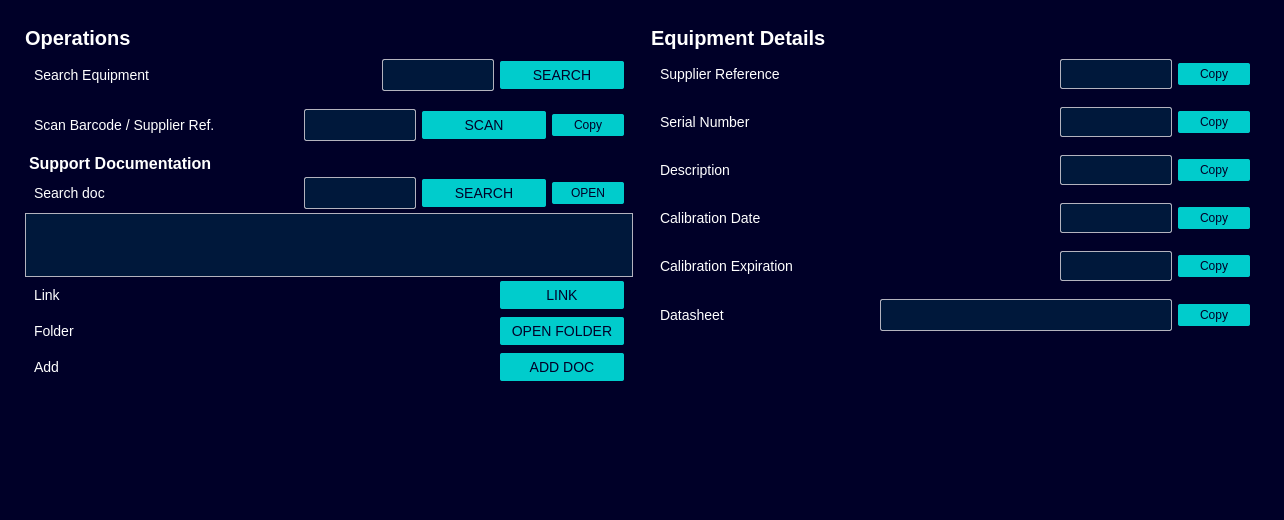
First picture: the form in src/gui/designer/gui_equipments.ui, repository candeiassantiago393-spec/StockTracker, before the edit.
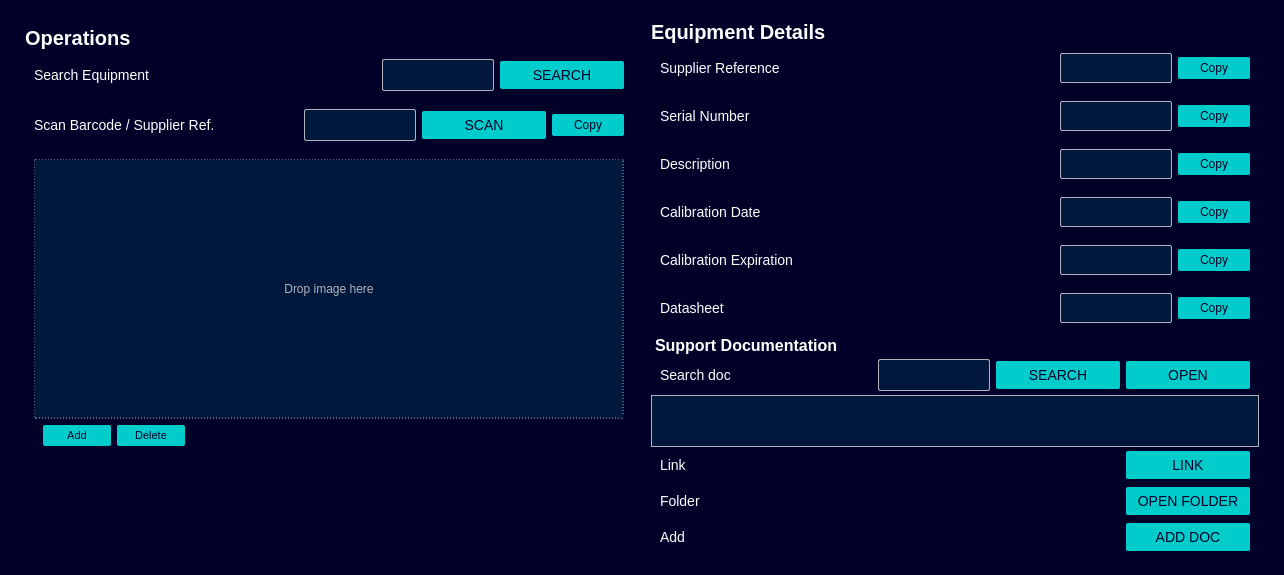
Second picture: the form after the edit.

Commit message:
feat: equipment images, catalog previews, and support docs UX
Add manual equipment image linking with drag-and-drop, show Mouser catalog images on Components search, and refine Support Documentation inline search. Sync Designer package and update docs.

Patch:
```diff
--- a/src/gui/designer/gui_equipments.ui
+++ b/src/gui/designer/gui_equipments.ui
@@ -236,83 +236,59 @@
           </item>
 
           <item row="3" column="0" colspan="2">
-           <widget class="QLabel" name="label_support_docs">
-            <property name="styleSheet">
+           <widget class="QWidget" name="equipment_image_panel" native="true">
+            <layout class="QVBoxLayout" name="layout_equipment_image_panel">
+             <property name="spacing"><number>6</number></property>
+             <property name="topMargin"><number>9</number></property>
+             <property name="rightMargin"><number>9</number></property>
+             <property name="bottomMargin"><number>9</number></property>
+             <item>
+              <widget class="QLabel" name="equipment_image_preview">
+               <property name="minimumSize"><size><width>300</width><height>260</height></size></property>
+               <property name="sizePolicy">
+                <sizepolicy hsizetype="Preferred" vsizetype="Expanding">
+                 <horstretch>0</horstretch>
+                 <verstretch>1</verstretch>
+                </sizepolicy>
+               </property>
+               <property name="toolTip"><string>Drag and drop an image file here</string></property>
+               <property name="alignment"><set>Qt::AlignmentFlag::AlignCenter</set></property>
+               <property name="styleSheet">
    <string notr="true">
 QLabel {
-    font-size: 16px;
-    font-weight: bold;
-    padding-top: 4px;
-}
-</string>
-            </property>
-            <property name="text"><string>Support Documentation</string></property>
-           </widget>
-          </item>
-          <item row="4" column="0" colspan="2">
-           <widget class="QWidget" name="row_doc_search_entry" native="true">
-            <layout class="QHBoxLayout" name="layout_doc_search_entry">
-             <property name="spacing"><number>6</number></property>
-             <property name="topMargin"><number>4</number></property>
-             <property name="rightMargin"><number>9</number></property>
-             <property name="bottomMargin"><number>4</number></property>
-             <item>
-              <widget class="QLabel" name="label_doc_search_entry">
-               <property name="minimumSize"><size><width>74</width><height>0</height></size></property>
-               <property name="sizePolicy">
-                <sizepolicy hsizetype="Minimum" vsizetype="Preferred">
-                 <horstretch>0</horstretch>
-                 <verstretch>0</verstretch>
-                </sizepolicy>
-               </property>
-               <property name="text"><string>Search doc</string></property>
-              </widget>
-
-             </item>
-             <item>
-              <widget class="QLineEdit" name="doc_search_entry">
-               <property name="sizePolicy">
-                <sizepolicy hsizetype="Fixed" vsizetype="Fixed">
-                 <horstretch>0</horstretch>
-                 <verstretch>0</verstretch>
-                </sizepolicy>
-               </property>
-               <property name="styleSheet">
-   <string notr="true">
-QLineEdit {
-    min-width: 100px;
-    max-width: 100px;
-    max-height: 18px;
-    padding: 5px;
-    padding-bottom: 7px;
-    margin-top: 0px;
+    border: 1px dashed #B3B3BE;
     border-radius: 2px;
-    border: 1px solid #B3B3BE;
     background-color: #00183B;
-    color: #FFFFFF;
+    color: #B3B3BE;
+    font-size: 12px;
 }
-QLineEdit:hover {
-    background-color: #001F39;
-    border: 1px solid #00FFB9;
-}
 </string>
                </property>
+               <property name="text"><string>Drop image here</string></property>
               </widget>
              </item>
              <item>
-              <widget class="QPushButton" name="btn_doc_search">
-               <property name="minimumSize"><size><width>124</width><height>0</height></size></property>
-               <property name="styleSheet">
+              <widget class="QWidget" name="row_equipment_image_buttons" native="true">
+               <layout class="QHBoxLayout" name="layout_equipment_image_buttons">
+                <property name="spacing"><number>6</number></property>
+                <property name="topMargin"><number>0</number></property>
+                <property name="bottomMargin"><number>0</number></property>
+                <item>
+                 <widget class="QPushButton" name="btn_set_equipment_image">
+                  <property name="minimumSize"><size><width>64</width><height>0</height></size></property>
+                  <property name="maximumSize"><size><width>64</width><height>16777215</height></size></property>
+                  <property name="toolTip"><string>Add or replace equipment image</string></property>
+                  <property name="styleSheet">
    <string notr="true">
 QPushButton {
-    min-width: 100px;
-    max-width: 100px;
-    padding: 6px 12px 6px 12px;
+    min-width: 56px;
+    max-width: 64px;
+    padding: 4px 6px;
     border-radius: 2px;
-    opacity: 1;
     text-align: center;
     background-color: #00CCCC;
     color: #000028;
+    font-size: 11px;
 }
 QPushButton:hover {
     background-color: #00FFB9;
@@ -321,25 +297,26 @@
     background-color: #00E5AA;
 }
 </string>
-               </property>
-               <property name="text"><string>SEARCH</string></property>
-              </widget>
-             </item>
-             <item>
-              <widget class="QPushButton" name="btn_doc_open">
-               <property name="minimumSize"><size><width>60</width><height>0</height></size></property>
-               <property name="maximumSize"><size><width>60</width><height>16777215</height></size></property>
-               <property name="styleSheet">
+                  </property>
+                  <property name="text"><string>Add</string></property>
+                 </widget>
+                </item>
+                <item>
+                 <widget class="QPushButton" name="btn_clear_equipment_image">
+                  <property name="minimumSize"><size><width>64</width><height>0</height></size></property>
+                  <property name="maximumSize"><size><width>64</width><height>16777215</height></size></property>
+                  <property name="toolTip"><string>Delete equipment image</string></property>
+                  <property name="styleSheet">
    <string notr="true">
 QPushButton {
-    min-width: 60px;
-    max-width: 60px;
+    min-width: 56px;
+    max-width: 64px;
     padding: 4px 6px;
     border-radius: 2px;
     text-align: center;
     background-color: #00CCCC;
     color: #000028;
-    font-size: 12px;
+    font-size: 11px;
 }
 QPushButton:hover {
     background-color: #00FFB9;
@@ -348,196 +325,26 @@
     background-color: #00E5AA;
 }
 </string>
-               </property>
-               <property name="text"><string>OPEN</string></property>
+                  </property>
+                  <property name="text"><string>Delete</string></property>
+                 </widget>
+                </item>
+                <item>
+                 <spacer name="horizontalSpacer_equipment_image">
+                  <property name="orientation"><enum>Qt::Orientation::Horizontal</enum></property>
+                  <property name="sizeHint" stdset="0"><size><width>40</width><height>20</height></size></property>
+                 </spacer>
+                </item>
+               </layout>
               </widget>
              </item>
             </layout>
            </widget>
           </item>
-
-          <item row="5" column="0" colspan="2">
-           <widget class="QListWidget" name="doc_results_list">
-            <property name="minimumSize"><size><width>0</width><height>52</height></size></property>
-            <property name="maximumSize"><size><width>16777215</width><height>64</height></size></property>
-            <property name="styleSheet">
-   <string notr="true">
-QListWidget {
-    background-color: #00183B;
-    border: 1px solid #B3B3BE;
-    color: #FFFFFF;
-    padding: 2px;
-    font-size: 12px;
-}
-QListWidget::item {
-    padding: 2px 4px;
-    min-height: 18px;
-}
-QListWidget::item:selected {
-    background-color: #333353;
-    border: 1px solid #00FFB9;
-}
-QListWidget::item:hover {
-    background-color: #001F39;
-}
-</string>
-            </property>
-           </widget>
-          </item>
-          <item row="6" column="0" colspan="2">
-           <widget class="QWidget" name="row_btn_link_datasheet" native="true">
-            <layout class="QHBoxLayout" name="layout_btn_link_datasheet">
-             <property name="spacing"><number>6</number></property>
-             <property name="topMargin"><number>4</number></property>
-             <property name="rightMargin"><number>9</number></property>
-             <property name="bottomMargin"><number>4</number></property>
-             <item>
-              <widget class="QLabel" name="label_btn_link_datasheet">
-               <property name="minimumSize"><size><width>74</width><height>0</height></size></property>
-               <property name="sizePolicy">
-                <sizepolicy hsizetype="Minimum" vsizetype="Preferred">
-                 <horstretch>0</horstretch>
-                 <verstretch>0</verstretch>
-                </sizepolicy>
-               </property>
-               <property name="text"><string>Link</string></property>
-              </widget>
-
-             </item>
-             <item>
-              <widget class="QPushButton" name="btn_link_datasheet">
-               <property name="minimumSize"><size><width>124</width><height>0</height></size></property>
-               <property name="styleSheet">
-   <string notr="true">
-QPushButton {
-    min-width: 100px;
-    max-width: 100px;
-    padding: 6px 12px 6px 12px;
-    border-radius: 2px;
-    opacity: 1;
-    text-align: center;
-    background-color: #00CCCC;
-    color: #000028;
-}
-QPushButton:hover {
-    background-color: #00FFB9;
-}
-QPushButton:pressed {
-    background-color: #00E5AA;
-}
-</string>
-               </property>
-               <property name="text"><string>LINK</string></property>
-              </widget>
-             </item>
-            </layout>
-           </widget>
-          </item>
-
-          <item row="7" column="0" colspan="2">
-           <widget class="QWidget" name="row_btn_open_support_docs" native="true">
-            <layout class="QHBoxLayout" name="layout_btn_open_support_docs">
-             <property name="spacing"><number>6</number></property>
-             <property name="topMargin"><number>4</number></property>
-             <property name="rightMargin"><number>9</number></property>
-             <property name="bottomMargin"><number>4</number></property>
-             <item>
-              <widget class="QLabel" name="label_btn_open_support_docs">
-               <property name="minimumSize"><size><width>74</width><height>0</height></size></property>
-               <property name="sizePolicy">
-                <sizepolicy hsizetype="Minimum" vsizetype="Preferred">
-                 <horstretch>0</horstretch>
-                 <verstretch>0</verstretch>
-                </sizepolicy>
-               </property>
-               <property name="text"><string>Folder</string></property>
-              </widget>
-
-             </item>
-             <item>
-              <widget class="QPushButton" name="btn_open_support_docs">
-               <property name="minimumSize"><size><width>124</width><height>0</height></size></property>
-               <property name="styleSheet">
-   <string notr="true">
-QPushButton {
-    min-width: 100px;
-    max-width: 100px;
-    padding: 6px 12px 6px 12px;
-    border-radius: 2px;
-    opacity: 1;
-    text-align: center;
-    background-color: #00CCCC;
-    color: #000028;
-}
-QPushButton:hover {
-    background-color: #00FFB9;
-}
-QPushButton:pressed {
-    background-color: #00E5AA;
-}
-</string>
-               </property>
-               <property name="text"><string>OPEN FOLDER</string></property>
-              </widget>
-             </item>
-            </layout>
-           </widget>
-          </item>
-
-          <item row="8" column="0" colspan="2">
-           <widget class="QWidget" name="row_btn_add_support_doc" native="true">
-            <layout class="QHBoxLayout" name="layout_btn_add_support_doc">
-             <property name="spacing"><number>6</number></property>
-             <property name="topMargin"><number>4</number></property>
-             <property name="rightMargin"><number>9</number></property>
-             <property name="bottomMargin"><number>4</number></property>
-             <item>
-              <widget class="QLabel" name="label_btn_add_support_doc">
-               <property name="minimumSize"><size><width>74</width><height>0</height></size></property>
-               <property name="sizePolicy">
-                <sizepolicy hsizetype="Minimum" vsizetype="Preferred">
-                 <horstretch>0</horstretch>
-                 <verstretch>0</verstretch>
-                </sizepolicy>
-               </property>
-               <property name="text"><string>Add</string></property>
-              </widget>
-
-             </item>
-             <item>
-              <widget class="QPushButton" name="btn_add_support_doc">
-               <property name="minimumSize"><size><width>124</width><height>0</height></size></property>
-               <property name="styleSheet">
-   <string notr="true">
-QPushButton {
-    min-width: 100px;
-    max-width: 100px;
-    padding: 6px 12px 6px 12px;
-    border-radius: 2px;
-    opacity: 1;
-    text-align: center;
-    background-color: #00CCCC;
-    color: #000028;
-}
-QPushButton:hover {
-    background-color: #00FFB9;
-}
-QPushButton:pressed {
-    background-color: #00E5AA;
-}
-</string>
-               </property>
-               <property name="text"><string>ADD DOC</string></property>
-              </widget>
-             </item>
-            </layout>
-           </widget>
-          </item>
-
-          <item row="9" column="1">
+          <item row="4" column="1">
            <spacer name="verticalSpacer_equipments_left">
             <property name="orientation"><enum>Qt::Orientation::Vertical</enum></property>
-            <property name="sizeHint" stdset="0"><size><width>20</width><height>40</height></size></property>
+            <property name="sizeHint" stdset="0"><size><width>20</width><height>12</height></size></property>
            </spacer>
           </item>
          </layout>
@@ -549,7 +356,7 @@
          <property name="frameShape"><enum>QFrame::Shape::StyledPanel</enum></property>
          <property name="frameShadow"><enum>QFrame::Shadow::Raised</enum></property>
          <layout class="QGridLayout" name="gridLayout_container_equipments_right">
-          <property name="topMargin"><number>15</number></property>
+          <property name="topMargin"><number>-36</number></property>
           <property name="verticalSpacing"><number>0</number></property>
 
           <item row="0" column="0">
@@ -975,9 +782,9 @@
                <property name="styleSheet">
    <string notr="true">
 QLabel {
-    min-width: 280px;
-    max-width: 480px;
-    min-height: 18px;
+    min-width: 100px;
+    max-width: 100px;
+    max-height: 18px;
     padding: 5px;
     padding-bottom: 7px;
     margin-top: 0px;
@@ -1027,7 +834,314 @@
            </widget>
           </item>
 
-          <item row="7" column="1">
+          <item row="7" column="0" colspan="2">
+           <widget class="QLabel" name="label_support_docs">
+            <property name="styleSheet">
+   <string notr="true">
+QLabel {
+    font-size: 16px;
+    font-weight: bold;
+    padding-top: 4px;
+}
+</string>
+            </property>
+            <property name="text"><string>Support Documentation</string></property>
+           </widget>
+          </item>
+          <item row="8" column="0" colspan="2">
+           <widget class="QWidget" name="row_doc_search_entry" native="true">
+            <layout class="QHBoxLayout" name="layout_doc_search_entry">
+             <property name="spacing"><number>6</number></property>
+             <property name="topMargin"><number>4</number></property>
+             <property name="rightMargin"><number>9</number></property>
+             <property name="bottomMargin"><number>4</number></property>
+             <item>
+              <widget class="QLabel" name="label_doc_search_entry">
+               <property name="minimumSize"><size><width>74</width><height>0</height></size></property>
+               <property name="sizePolicy">
+                <sizepolicy hsizetype="Minimum" vsizetype="Preferred">
+                 <horstretch>0</horstretch>
+                 <verstretch>0</verstretch>
+                </sizepolicy>
+               </property>
+               <property name="text"><string>Search doc</string></property>
+              </widget>
+
+             </item>
+             <item>
+              <widget class="QLineEdit" name="doc_search_entry">
+               <property name="sizePolicy">
+                <sizepolicy hsizetype="Fixed" vsizetype="Fixed">
+                 <horstretch>0</horstretch>
+                 <verstretch>0</verstretch>
+                </sizepolicy>
+               </property>
+               <property name="styleSheet">
+   <string notr="true">
+QLineEdit {
+    min-width: 100px;
+    max-width: 100px;
+    max-height: 18px;
+    padding: 5px;
+    padding-bottom: 7px;
+    margin-top: 0px;
+    border-radius: 2px;
+    border: 1px solid #B3B3BE;
+    background-color: #00183B;
+    color: #FFFFFF;
+}
+QLineEdit:hover {
+    background-color: #001F39;
+    border: 1px solid #00FFB9;
+}
+</string>
+               </property>
+              </widget>
+             </item>
+             <item>
+              <widget class="QPushButton" name="btn_doc_search">
+               <property name="minimumSize"><size><width>124</width><height>0</height></size></property>
+               <property name="styleSheet">
+   <string notr="true">
+QPushButton {
+    min-width: 100px;
+    max-width: 100px;
+    padding: 6px 12px 6px 12px;
+    border-radius: 2px;
+    opacity: 1;
+    text-align: center;
+    background-color: #00CCCC;
+    color: #000028;
+}
+QPushButton:hover {
+    background-color: #00FFB9;
+}
+QPushButton:pressed {
+    background-color: #00E5AA;
+}
+</string>
+               </property>
+               <property name="text"><string>SEARCH</string></property>
+              </widget>
+             </item>
+             <item>
+              <widget class="QPushButton" name="btn_doc_open">
+               <property name="minimumSize"><size><width>124</width><height>0</height></size></property>
+               <property name="styleSheet">
+   <string notr="true">
+QPushButton {
+    min-width: 100px;
+    max-width: 100px;
+    padding: 6px 12px 6px 12px;
+    border-radius: 2px;
+    opacity: 1;
+    text-align: center;
+    background-color: #00CCCC;
+    color: #000028;
+}
+QPushButton:hover {
+    background-color: #00FFB9;
+}
+QPushButton:pressed {
+    background-color: #00E5AA;
+}
+</string>
+               </property>
+               <property name="text"><string>OPEN</string></property>
+              </widget>
+             </item>
+            </layout>
+           </widget>
+          </item>
+
+          <item row="9" column="0" colspan="2">
+           <widget class="QListWidget" name="doc_results_list">
+            <property name="minimumSize"><size><width>0</width><height>52</height></size></property>
+            <property name="maximumSize"><size><width>16777215</width><height>64</height></size></property>
+            <property name="styleSheet">
+   <string notr="true">
+QListWidget {
+    background-color: #00183B;
+    border: 1px solid #B3B3BE;
+    color: #FFFFFF;
+    padding: 2px;
+    font-size: 12px;
+}
+QListWidget::item {
+    padding: 2px 4px;
+    min-height: 18px;
+}
+QListWidget::item:selected {
+    background-color: #333353;
+    border: 1px solid #00FFB9;
+}
+QListWidget::item:hover {
+    background-color: #001F39;
+}
+QListWidget QScrollBar:vertical {
+    background-color: #00183B;
+    width: 12px;
+}
+QListWidget QScrollBar::handle:vertical {
+    background-color: #00CCCC;
+    min-height: 24px;
+    border-radius: 4px;
+}
+</string>
+            </property>
+           </widget>
+          </item>
+          <item row="10" column="0" colspan="2">
+           <widget class="QWidget" name="row_btn_link_datasheet" native="true">
+            <layout class="QHBoxLayout" name="layout_btn_link_datasheet">
+             <property name="spacing"><number>6</number></property>
+             <property name="topMargin"><number>4</number></property>
+             <property name="rightMargin"><number>9</number></property>
+             <property name="bottomMargin"><number>4</number></property>
+             <item>
+              <widget class="QLabel" name="label_btn_link_datasheet">
+               <property name="minimumSize"><size><width>74</width><height>0</height></size></property>
+               <property name="sizePolicy">
+                <sizepolicy hsizetype="Minimum" vsizetype="Preferred">
+                 <horstretch>0</horstretch>
+                 <verstretch>0</verstretch>
+                </sizepolicy>
+               </property>
+               <property name="text"><string>Link</string></property>
+              </widget>
+
+             </item>
+             <item>
+              <widget class="QPushButton" name="btn_link_datasheet">
+               <property name="minimumSize"><size><width>124</width><height>0</height></size></property>
+               <property name="styleSheet">
+   <string notr="true">
+QPushButton {
+    min-width: 100px;
+    max-width: 100px;
+    padding: 6px 12px 6px 12px;
+    border-radius: 2px;
+    opacity: 1;
+    text-align: center;
+    background-color: #00CCCC;
+    color: #000028;
+}
+QPushButton:hover {
+    background-color: #00FFB9;
+}
+QPushButton:pressed {
+    background-color: #00E5AA;
+}
+</string>
+               </property>
+               <property name="text"><string>LINK</string></property>
+              </widget>
+             </item>
+            </layout>
+           </widget>
+          </item>
+
+          <item row="11" column="0" colspan="2">
+           <widget class="QWidget" name="row_btn_open_support_docs" native="true">
+            <layout class="QHBoxLayout" name="layout_btn_open_support_docs">
+             <property name="spacing"><number>6</number></property>
+             <property name="topMargin"><number>4</number></property>
+             <property name="rightMargin"><number>9</number></property>
+             <property name="bottomMargin"><number>4</number></property>
+             <item>
+              <widget class="QLabel" name="label_btn_open_support_docs">
+               <property name="minimumSize"><size><width>74</width><height>0</height></size></property>
+               <property name="sizePolicy">
+                <sizepolicy hsizetype="Minimum" vsizetype="Preferred">
+                 <horstretch>0</horstretch>
+                 <verstretch>0</verstretch>
+                </sizepolicy>
+               </property>
+               <property name="text"><string>Folder</string></property>
+              </widget>
+
+             </item>
+             <item>
+              <widget class="QPushButton" name="btn_open_support_docs">
+               <property name="minimumSize"><size><width>124</width><height>0</height></size></property>
+               <property name="styleSheet">
+   <string notr="true">
+QPushButton {
+    min-width: 100px;
+    max-width: 100px;
+    padding: 6px 12px 6px 12px;
+    border-radius: 2px;
+    opacity: 1;
+    text-align: center;
+    background-color: #00CCCC;
+    color: #000028;
+}
+QPushButton:hover {
+    background-color: #00FFB9;
+}
+QPushButton:pressed {
+    background-color: #00E5AA;
+}
+</string>
+               </property>
+               <property name="text"><string>OPEN FOLDER</string></property>
+              </widget>
+             </item>
+            </layout>
+           </widget>
+          </item>
+
+          <item row="12" column="0" colspan="2">
+           <widget class="QWidget" name="row_btn_add_support_doc" native="true">
+            <layout class="QHBoxLayout" name="layout_btn_add_support_doc">
+             <property name="spacing"><number>6</number></property>
+             <property name="topMargin"><number>4</number></property>
+             <property name="rightMargin"><number>9</number></property>
+             <property name="bottomMargin"><number>4</number></property>
+             <item>
+              <widget class="QLabel" name="label_btn_add_support_doc">
+               <property name="minimumSize"><size><width>74</width><height>0</height></size></property>
+               <property name="sizePolicy">
+                <sizepolicy hsizetype="Minimum" vsizetype="Preferred">
+                 <horstretch>0</horstretch>
+                 <verstretch>0</verstretch>
+                </sizepolicy>
+               </property>
+               <property name="text"><string>Add</string></property>
+              </widget>
+
+             </item>
+             <item>
+              <widget class="QPushButton" name="btn_add_support_doc">
+               <property name="minimumSize"><size><width>124</width><height>0</height></size></property>
+               <property name="styleSheet">
+   <string notr="true">
+QPushButton {
+    min-width: 100px;
+    max-width: 100px;
+    padding: 6px 12px 6px 12px;
+    border-radius: 2px;
+    opacity: 1;
+    text-align: center;
+    background-color: #00CCCC;
+    color: #000028;
+}
+QPushButton:hover {
+    background-color: #00FFB9;
+}
+QPushButton:pressed {
+    background-color: #00E5AA;
+}
+</string>
+               </property>
+               <property name="text"><string>ADD DOC</string></property>
+              </widget>
+             </item>
+            </layout>
+           </widget>
+          </item>
+
+          <item row="13" column="1">
            <spacer name="verticalSpacer_equipments_right">
             <property name="orientation"><enum>Qt::Orientation::Vertical</enum></property>
             <property name="sizeHint" stdset="0"><size><width>20</width><height>40</height></size></property>
```
Left out of the diff: 1 changed line with no effect on the pictures. The commit also changes 32 other files.
